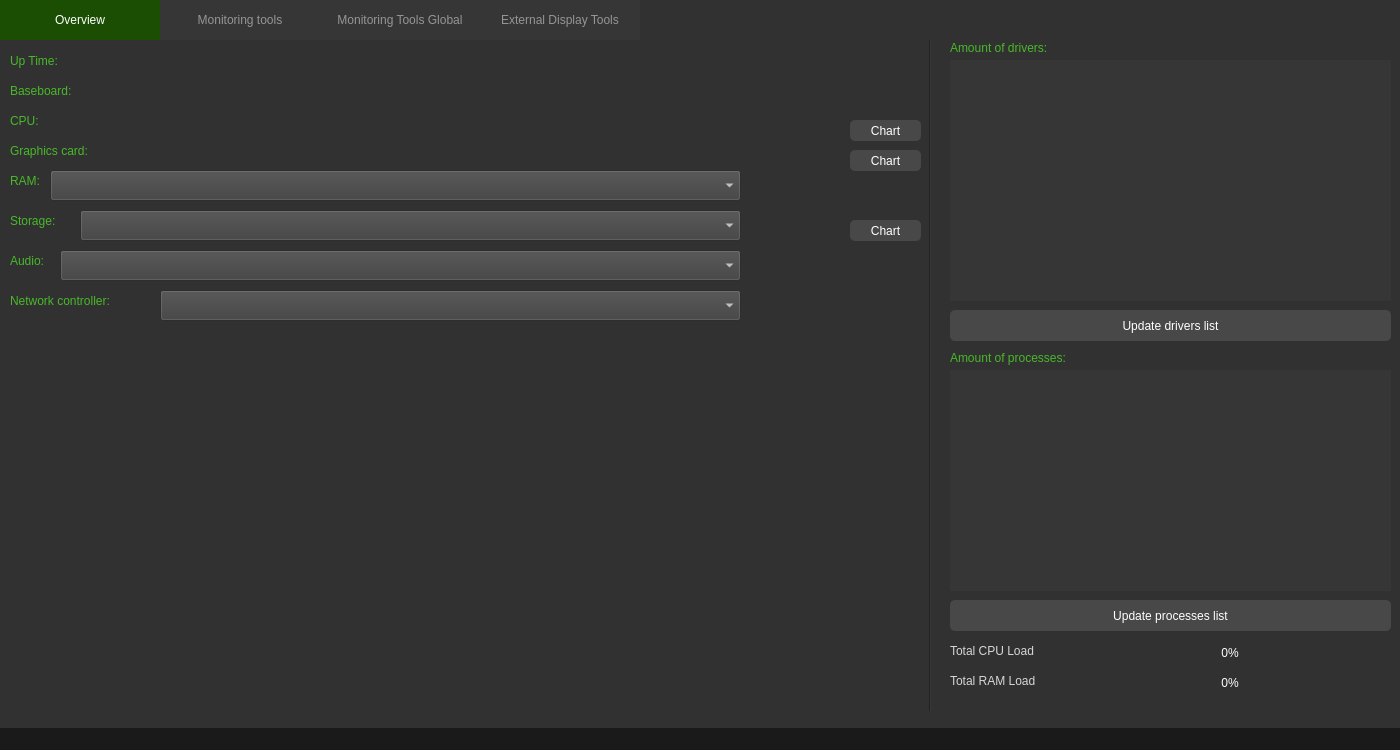
This is mainwindow.ui in Aidan2803/System-Monitor as Qt 5 draws it before an edit. The edited form follows.
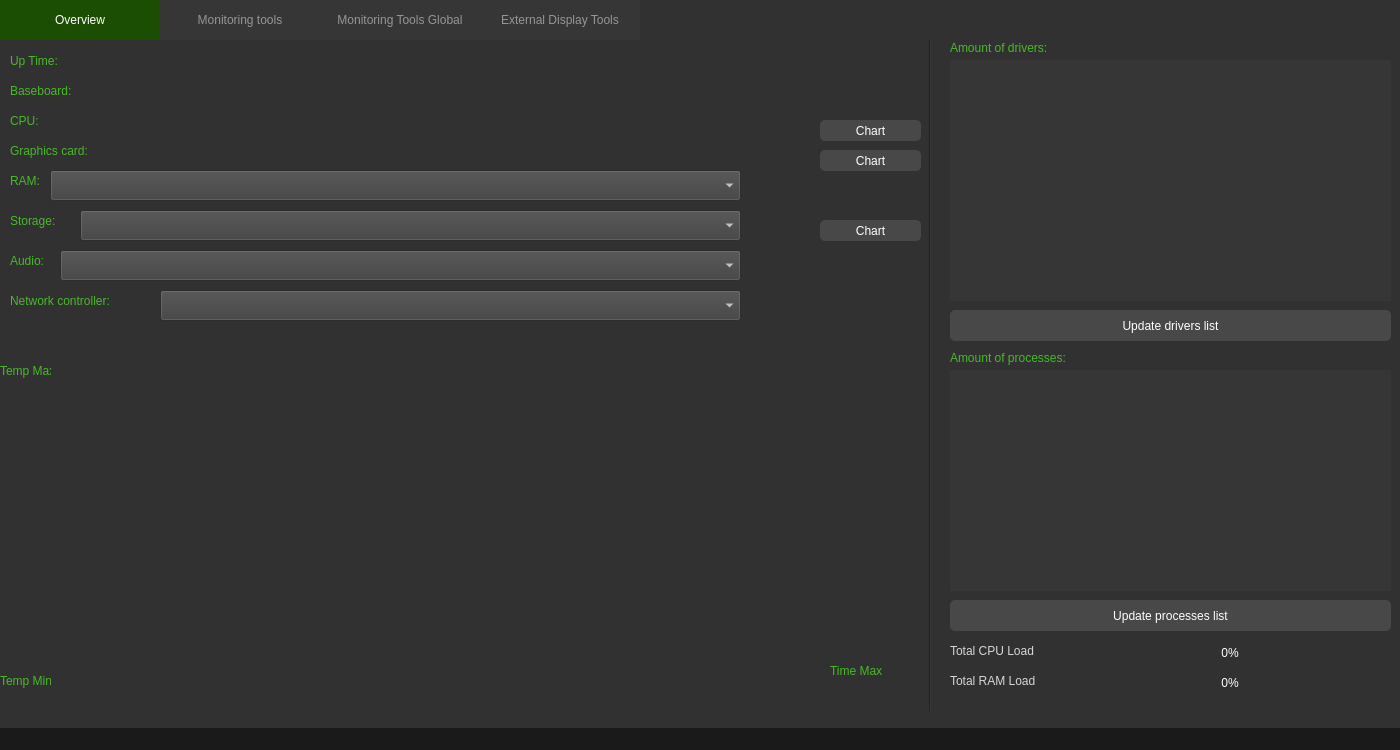
This is the edited form. Icons and pictures are not drawn.

Commit message: working chart for cpu temperature + slight fix in ui

Diff of the .ui file:
```diff
--- a/mainwindow.ui
+++ b/mainwindow.ui
@@ -726,7 +726,7 @@
        <rect>
         <x>750</x>
         <y>180</y>
-        <width>81</width>
+        <width>51</width>
         <height>21</height>
        </rect>
       </property>
@@ -741,9 +741,9 @@
      <widget class="QPushButton" name="chartButton_cpu">
       <property name="geometry">
        <rect>
-        <x>850</x>
+        <x>820</x>
         <y>80</y>
-        <width>71</width>
+        <width>101</width>
         <height>21</height>
        </rect>
       </property>
@@ -770,9 +770,9 @@
      <widget class="QPushButton" name="chartButton_gpu">
       <property name="geometry">
        <rect>
-        <x>850</x>
+        <x>820</x>
         <y>110</y>
-        <width>71</width>
+        <width>101</width>
         <height>21</height>
        </rect>
       </property>
@@ -799,9 +799,9 @@
      <widget class="QPushButton" name="chartButton_hdd">
       <property name="geometry">
        <rect>
-        <x>850</x>
+        <x>820</x>
         <y>180</y>
-        <width>71</width>
+        <width>101</width>
         <height>21</height>
        </rect>
       </property>
@@ -825,6 +825,57 @@
        <string>Chart</string>
       </property>
      </widget>
+     <widget class="QLabel" name="label_3">
+      <property name="geometry">
+       <rect>
+        <x>0</x>
+        <y>320</y>
+        <width>51</width>
+        <height>21</height>
+       </rect>
+      </property>
+      <property name="styleSheet">
+       <string notr="true">color: rgb(72, 184, 41);
+font: 9pt &quot;ГОСТ тип А&quot;;</string>
+      </property>
+      <property name="text">
+       <string>Temp Max</string>
+      </property>
+     </widget>
+     <widget class="QLabel" name="label_4">
+      <property name="geometry">
+       <rect>
+        <x>0</x>
+        <y>630</y>
+        <width>51</width>
+        <height>21</height>
+       </rect>
+      </property>
+      <property name="styleSheet">
+       <string notr="true">color: rgb(72, 184, 41);
+font: 9pt &quot;ГОСТ тип А&quot;;</string>
+      </property>
+      <property name="text">
+       <string>Temp Min</string>
+      </property>
+     </widget>
+     <widget class="QLabel" name="label_5">
+      <property name="geometry">
+       <rect>
+        <x>830</x>
+        <y>620</y>
+        <width>81</width>
+        <height>21</height>
+       </rect>
+      </property>
+      <property name="styleSheet">
+       <string notr="true">color: rgb(72, 184, 41);
+font: 14pt &quot;ГОСТ тип А&quot;;</string>
+      </property>
+      <property name="text">
+       <string>Time Max</string>
+      </property>
+     </widget>
     </widget>
     <widget class="QWidget" name="monitoringTools">
      <attribute name="title">
```
The commit also changes 3 other files.
